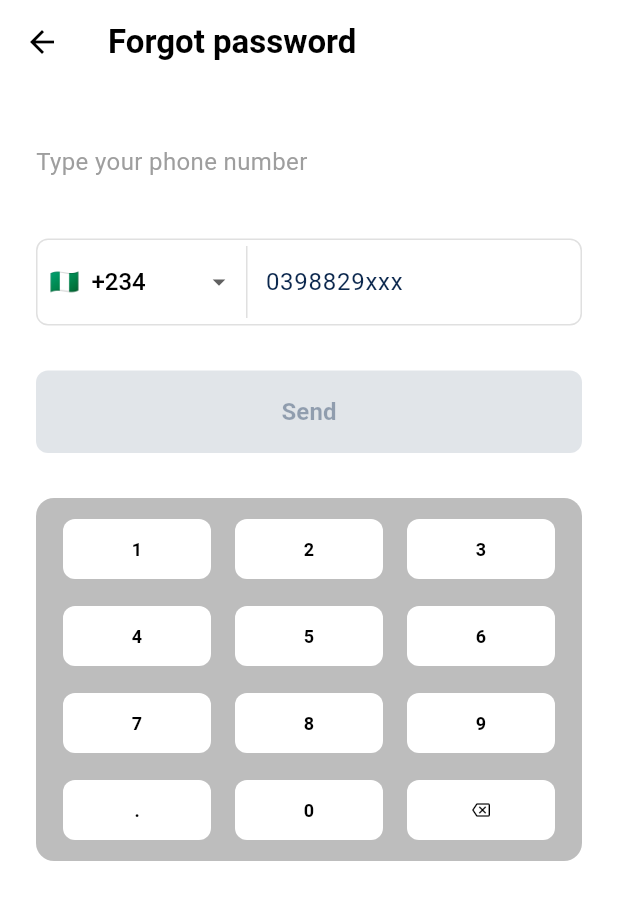
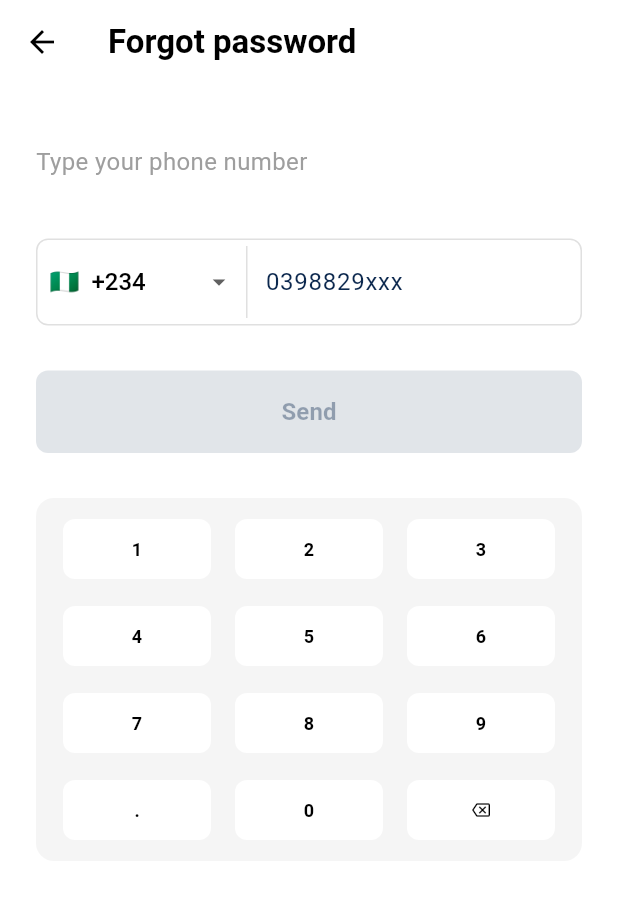
Before and after one commit to Bia-pay/bia_mobile, a Flutter app: the ForgotPasswordScreen1 screen opened directly, on a phone screen of 412 x 824 dp. Shown: the top 900 px of the screen. Run offline on Flutter 3.47's test engine with Material 3 defaults, Android fonts, the phone set to English and light mode, and no system bars; our stand-ins replace camera, flutter_easyloading, flutter_riverpod, flutter_screenutil, flutter_svg, get and 10 more; missing offline and left inert: flutter_sliding_toast, mobile_scanner; accounts and stored records are empty; project files that could hold a hidden picture were left out.

Commit message:
Merge capitana_serdel into forgot-password

```diff
--- a/lib/feature/auth/presentation/widgets/number_pad_widget.dart
+++ b/lib/feature/auth/presentation/widgets/number_pad_widget.dart
@@ -23,7 +23,7 @@ class NumberPadWidget extends StatelessWidget {
     return Container(
       padding: EdgeInsets.all(containerPadding),
       decoration: BoxDecoration(
-        color: Colors.grey.shade400,
+        color: Colors.grey.shade100,
         borderRadius: BorderRadius.circular(12),
       ),
       child: Column(
```
